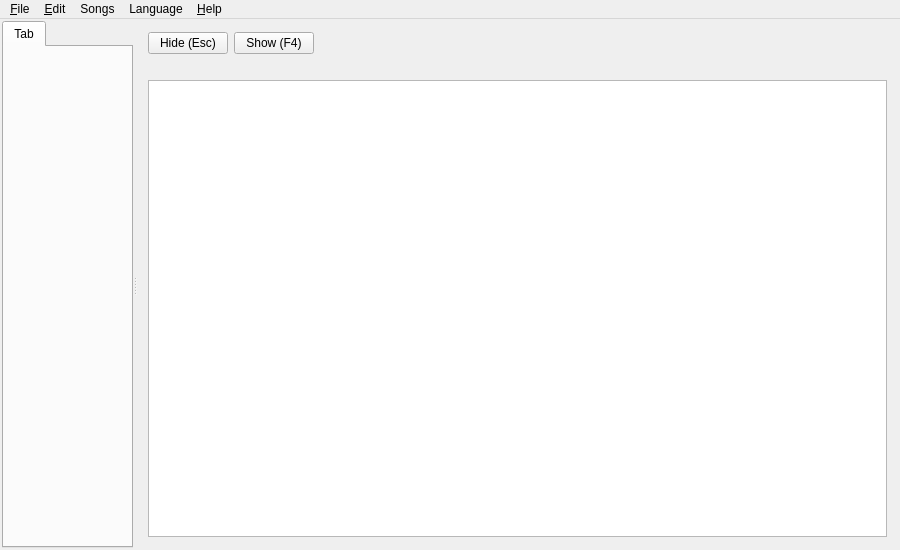
The window that src/softprojector.ui (SoftProjector/src) describes before a commit, drawn with Qt 5.
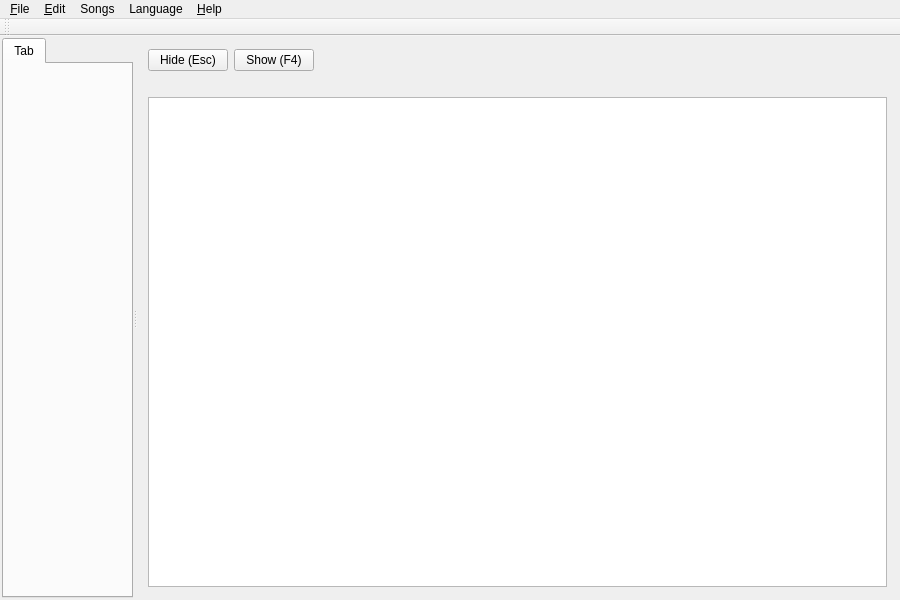
The same window after the commit. Icons and pictures are not drawn.

Commit message: added tool bar

Patch:
```diff
--- a/src/softprojector.ui
+++ b/src/softprojector.ui
@@ -7,7 +7,7 @@
     <x>0</x>
     <y>0</y>
     <width>900</width>
-    <height>550</height>
+    <height>600</height>
    </rect>
   </property>
   <property name="minimumSize">
@@ -24,7 +24,7 @@
     <normaloff>:/icons/icons/softprojector.png</normaloff>:/icons/icons/softprojector.png</iconset>
   </property>
   <property name="toolButtonStyle">
-   <enum>Qt::ToolButtonTextOnly</enum>
+   <enum>Qt::ToolButtonIconOnly</enum>
   </property>
   <property name="dockNestingEnabled">
    <bool>false</bool>
@@ -184,6 +184,20 @@
    <addaction name="menuLanguage"/>
    <addaction name="menuHelp"/>
   </widget>
+  <widget class="QToolBar" name="toolBar">
+   <property name="windowTitle">
+    <string>toolBar</string>
+   </property>
+   <property name="toolButtonStyle">
+    <enum>Qt::ToolButtonIconOnly</enum>
+   </property>
+   <attribute name="toolBarArea">
+    <enum>TopToolBarArea</enum>
+   </attribute>
+   <attribute name="toolBarBreak">
+    <bool>false</bool>
+   </attribute>
+  </widget>
   <action name="actionAbout">
    <property name="text">
     <string>&amp;About</string>
```
The commit also changes 1 other file.
